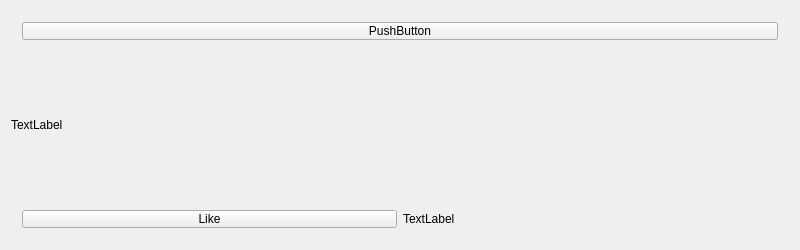
This is forms/Posts.ui in HyprSpark/Social-Media as Qt 5 draws it before an edit. The edited form follows.
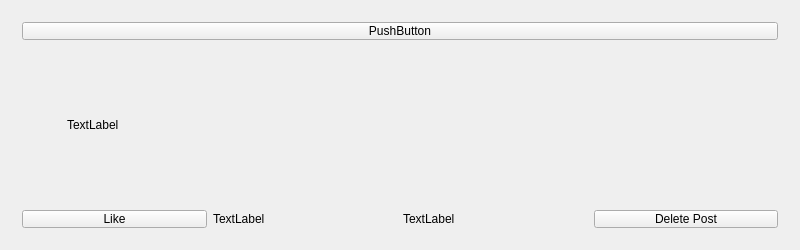
This is the edited form.

Commit message: Fixed the like/unlike function to save likes over sessions, added a delete button, added profile pictures, added sign out and quit button. Added the message functionality.

Diff of the .ui file:
```diff
--- a/forms/Posts.ui
+++ b/forms/Posts.ui
@@ -46,12 +46,35 @@
     </widget>
    </item>
    <item>
+    <layout class="QHBoxLayout" name="horizontalLayout_3">
+     <item>
+      <widget class="QLabel" name="lblProfilePic">
+       <property name="minimumSize">
+        <size>
+         <width>50</width>
+         <height>50</height>
+        </size>
+       </property>
+       <property name="maximumSize">
+        <size>
+         <width>50</width>
+         <height>50</height>
+        </size>
+       </property>
+       <property name="text">
+        <string/>
+       </property>
+      </widget>
+     </item>
+     <item>
     <widget class="QLabel" name="lblContent">
      <property name="text">
       <string>TextLabel</string>
      </property>
     </widget>
    </item>
+    </layout>
+   </item>
    <item>
     <widget class="QWidget" name="widget_2" native="true">
      <property name="maximumSize">
@@ -75,6 +98,20 @@
         </property>
        </widget>
       </item>
+      <item>
+       <widget class="QLabel" name="lblTimestamp">
+        <property name="text">
+         <string>TextLabel</string>
+        </property>
+       </widget>
+      </item>
+      <item>
+       <widget class="QPushButton" name="btnDelete">
+        <property name="text">
+         <string>Delete Post</string>
+        </property>
+       </widget>
+      </item>
      </layout>
     </widget>
    </item>
```
Lines whose indentation alone changed are shown as unchanged. The commit also changes 23 other files.
